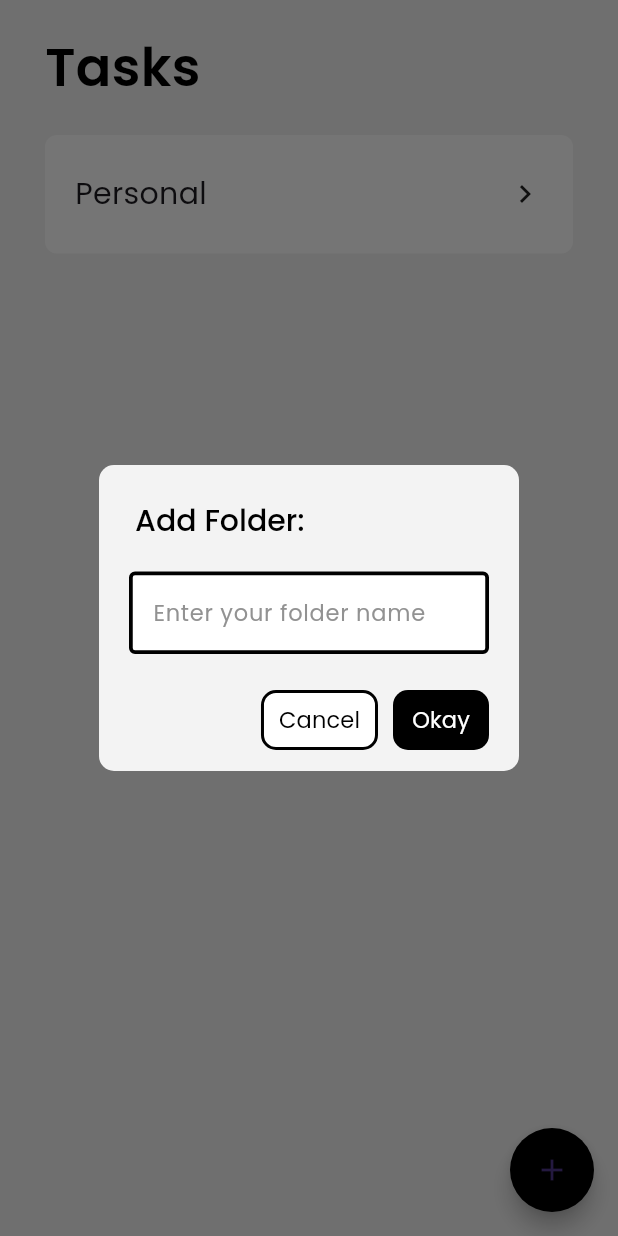
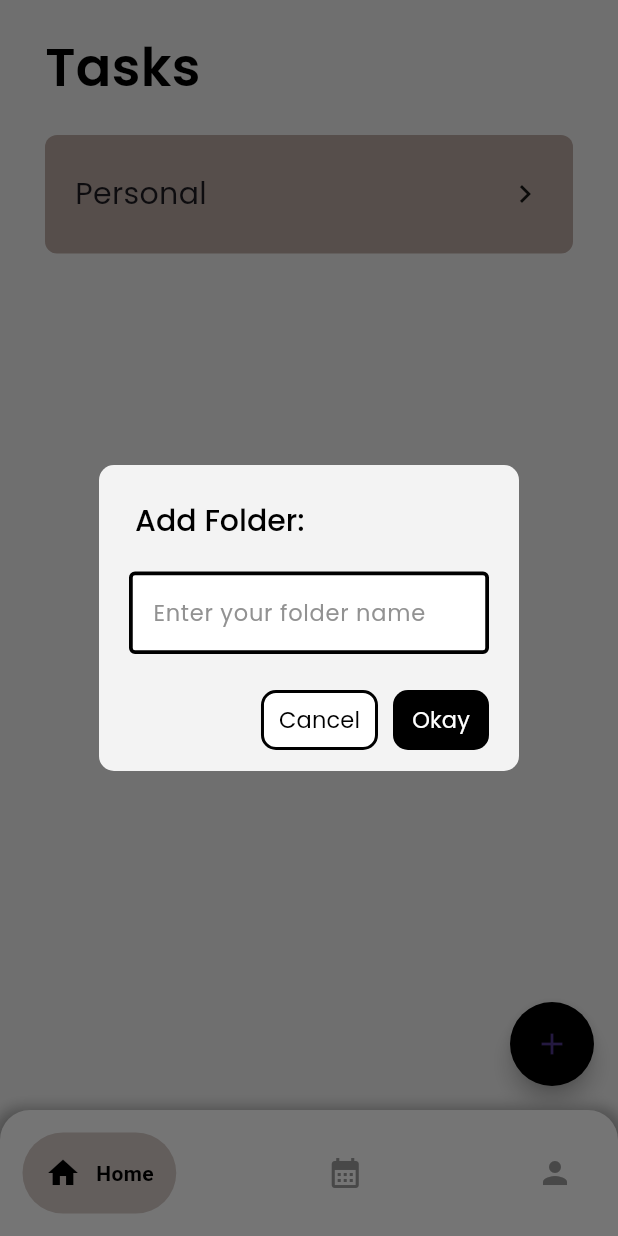
Before and after one commit to hssnhlim/todoapp, a Flutter app: the HomePage screen opened directly, after a tap on the "add" icon, on a phone screen of 412 x 824 dp. Run offline on Flutter 3.47's test engine with Material 2 defaults, Android fonts, the phone set to English and light mode, and no system bars; drawn by our look-alikes of flutter_slidable, google_nav_bar; our stand-ins replace cloud_firestore, firebase_auth, firebase_core, hive, hive_flutter; accounts and stored records are empty.

```diff
--- /dev/null
+++ b/lib/Views/homePageContent.dart
@@ -0,0 +1,111 @@
+import 'package:flutter/material.dart';
+import 'package:hive/hive.dart';
+import 'package:todoapp/Views/widget/todotileFolder.dart';
+
+import '../data/localDatabase.dart';
+import 'widget/dialogbox.dart';
+
+class HomePageContent extends StatefulWidget {
+  const HomePageContent({super.key});
+
+  @override
+  State<HomePageContent> createState() => _HomePageContentState();
+}
+
+class _HomePageContentState extends State<HomePageContent> {
+  // reference the hive box
+  final myBox = Hive.box('ToDoDatabase');
+
+  ToDoDatabase db = ToDoDatabase();
+
+  // List folderList = [];
+
+  final _controller = TextEditingController();
+
+  @override
+  void initState() {
+    // if this is the first time opening the app
+    // then create the default data
+    if (myBox.isEmpty) {
+      db.createInitialData();
+    } else {
+      // there already exist data
+      db.loadData();
+    }
+    super.initState();
+  }
+
+  void saveNewFolder() {
+    setState(() {
+      db.folderList.add(_controller.text);
+      _controller.clear();
+    });
+    Navigator.of(context).pop();
+    db.updateDatabase();
+  }
+
+  void _deleteFolder(int index) {
+    setState(() {
+      db.folderList.removeAt(index);
+    });
+    db.updateDatabase();
+  }
+
+  void createNewFolder() {
+    showDialog(
+        context: context,
+        builder: (context) {
+          return DialogBox(
+            addNewFolderController: _controller,
+            onSave: saveNewFolder,
+            onCancel: () => Navigator.of(context).pop(),
+          );
+        });
+  }
+
+  @override
+  Widget build(BuildContext context) {
+    return Scaffold(
+        body: SafeArea(
+          child: Padding(
+            padding: const EdgeInsets.symmetric(horizontal: 30, vertical: 20),
+            child: Column(
+              children: [
+                Align(
+                  alignment: Alignment.topLeft,
+                  child: Text(
+                    'Tasks',
+                    style: TextStyle(
+                      fontFamily: 'poppins',
+                      fontWeight: FontWeight.w600,
+                      fontSize: 35,
+                      color: Colors.black,
+                    ),
+                  ),
+                ),
+                Expanded(
+                  child: ListView.builder(
+                      padding: EdgeInsets.only(top: 20, bottom: 20),
+                      itemCount: db.folderList.length,
+                      itemBuilder: (context, index) {
+                        return ToDoTile(
+                          folderName: db.folderList[index],
+                          deleteFunction: (context) => _deleteFolder(index),
+                        );
+                      }),
+                ),
+              ],
+            ),
+          ),
+        ),
+        floatingActionButton: FloatingActionButton(
+          shape:
+              RoundedRectangleBorder(borderRadius: BorderRadius.circular(50)),
+          backgroundColor: Colors.black,
+          onPressed: () {
+            createNewFolder();
+          },
+          child: Icon(Icons.add),
+        ));
+  }
+}
--- a/lib/Views/homepage.dart
+++ b/lib/Views/homepage.dart
@@ -1,5 +1,11 @@
+import 'dart:math';
+
 import 'package:flutter/material.dart';
+import 'package:google_nav_bar/google_nav_bar.dart';
 import 'package:hive/hive.dart';
+import 'package:todoapp/Views/homePageContent.dart';
+import 'package:todoapp/Views/profilePage.dart';
+import 'package:todoapp/Views/timelinePage.dart';
 import 'package:todoapp/Views/widget/dialogbox.dart';
 import 'package:todoapp/Views/widget/todotileFolder.dart';
 import 'package:todoapp/authentication/login.dart';
@@ -13,98 +19,61 @@ class HomePage extends StatefulWidget {
 }
 
 class _HomePageState extends State<HomePage> {
-// reference the hive box
-  final myBox = Hive.box('ToDoDatabase');
+  int selectedIndex = 0;
 
-  ToDoDatabase db = ToDoDatabase();
-
-  // List folderList = [];
-
-  final _controller = TextEditingController();
-
-  @override
-  void initState() {
-    // if this is the first time opening the app
-    // then create the default data
-    if (myBox.isEmpty) {
-      db.createInitialData();
-    } else {
-      // there already exist data
-      db.loadData();
-    }
-    super.initState();
+  void navigateBtmNavBar(int index) {
+    setState(() {
+      selectedIndex = index;
+    });
   }
 
-  void saveNewFolder() {
-    setState(() {
-      db.folderList.add(_controller.text);
-      _controller.clear();
-    });
-    Navigator.of(context).pop();
-    db.updateDatabase();
-  }
-
-  void _deleteFolder(int index) {
-    setState(() {
-      db.folderList.removeAt(index);
-    });
-    db.updateDatabase();
-  }
-
-  void createNewFolder() {
-    showDialog(
-        context: context,
-        builder: (context) {
-          return DialogBox(
-            addNewFolderController: _controller,
-            onSave: saveNewFolder,
-            onCancel: () => Navigator.of(context).pop(),
-          );
-        });
-  }
+// List of pages for nav bar
+  final tabs = [HomePageContent(), TimeLinePage(), ProfilePage()];
 
   @override
   Widget build(BuildContext context) {
     return Scaffold(
-      body: SafeArea(
+      body: tabs[selectedIndex],
+      bottomNavigationBar: Container(
+        decoration: BoxDecoration(
+            color: Colors.white,
+            boxShadow: [
+              BoxShadow(
+                  color: Colors.grey.withOpacity(.8),
+                  blurRadius: 7,
+                  offset: Offset(0, 3),
+                  spreadRadius: 5)
+            ],
+            borderRadius: BorderRadius.only(
+                topRight: Radius.circular(20), topLeft: Radius.circular(20))),
         child: Padding(
-          padding: const EdgeInsets.symmetric(horizontal: 30, vertical: 20),
-          child: Column(
-            children: [
-              Align(
-                alignment: Alignment.topLeft,
-                child: Text(
-                  'Tasks',
-                  style: TextStyle(
-                    fontFamily: 'poppins',
-                    fontWeight: FontWeight.w600,
-                    fontSize: 35,
-                    color: Colors.black,
-                  ),
+          padding: const EdgeInsets.symmetric(horizontal: 15.0, vertical: 15),
+          child: GNav(
+              color: Colors.grey,
+              activeColor: Colors.black,
+              backgroundColor: Colors.white,
+              tabBackgroundColor: Colors
+                  .primaries[Random().nextInt(Colors.primaries.length)]
+                  .shade100,
+              gap: 10,
+              padding: EdgeInsets.all(15),
+              onTabChange: navigateBtmNavBar,
+              curve: Curves.easeInCubic,
+              tabs: [
+                GButton(
+                  icon: Icons.home,
+                  text: 'Home',
                 ),
-              ),
-              Expanded(
-                child: ListView.builder(
-                    padding: EdgeInsets.only(top: 20, bottom: 20),
-                    itemCount: db.folderList.length,
-                    itemBuilder: (context, index) {
-                      return ToDoTile(
-                        folderName: db.folderList[index],
-                        deleteFunction: (context) => _deleteFolder(index),
-                      );
-                    }),
-              ),
-            ],
-          ),
+                GButton(
+                  icon: Icons.calendar_month,
+                  text: 'Timeline',
+                ),
+                GButton(
+                  icon: Icons.person,
+                  text: 'Profile',
+                )
+              ]),
         ),
-      ),
-      floatingActionButton: FloatingActionButton(
-        shape: RoundedRectangleBorder(borderRadius: BorderRadius.circular(50)),
-        backgroundColor: Colors.black,
-        onPressed: () {
-          createNewFolder();
-        },
-        child: Icon(Icons.add),
       ),
     );
   }
--- /dev/null
+++ b/lib/Views/profilePage.dart
@@ -0,0 +1,17 @@
+import 'package:flutter/material.dart';
+
+class ProfilePage extends StatefulWidget {
+  const ProfilePage({super.key});
+
+  @override
+  State<ProfilePage> createState() => _ProfilePageState();
+}
+
+class _ProfilePageState extends State<ProfilePage> {
+  @override
+  Widget build(BuildContext context) {
+    return Scaffold(
+      body: Text('Profile page'),
+    );
+  }
+}
--- /dev/null
+++ b/lib/Views/timelinePage.dart
@@ -0,0 +1,17 @@
+import 'package:flutter/material.dart';
+
+class TimeLinePage extends StatefulWidget {
+  const TimeLinePage({super.key});
+
+  @override
+  State<TimeLinePage> createState() => _TimeLinePageState();
+}
+
+class _TimeLinePageState extends State<TimeLinePage> {
+  @override
+  Widget build(BuildContext context) {
+    return Scaffold(
+      body: Text('Timeline page'),
+    );
+  }
+}
--- a/lib/Views/widget/todotileFolder.dart
+++ b/lib/Views/widget/todotileFolder.dart
@@ -1,3 +1,5 @@
+import 'dart:math';
+
 import 'package:flutter/material.dart';
 import 'package:flutter_slidable/flutter_slidable.dart';
 import 'package:hive/hive.dart';
@@ -37,7 +39,10 @@ class ToDoTile extends StatelessWidget {
             width: double.maxFinite,
             height: 79,
             decoration: BoxDecoration(
-                color: Colors.white, borderRadius: BorderRadius.circular(8)),
+                color: Colors
+                    .primaries[Random().nextInt(Colors.primaries.length)]
+                    .shade200,
+                borderRadius: BorderRadius.circular(8)),
             child: Row(
                 mainAxisAlignment: MainAxisAlignment.spaceBetween,
                 children: [
--- a/pubspec.yaml
+++ b/pubspec.yaml
@@ -42,6 +42,7 @@ dependencies:
   flutter_slidable: ^2.0.0
   hive: ^2.2.3
   hive_flutter: ^1.1.0
+  google_nav_bar: ^5.0.6
 
 dev_dependencies:
   flutter_test:
```
Also changed, not shown: pubspec.lock.
